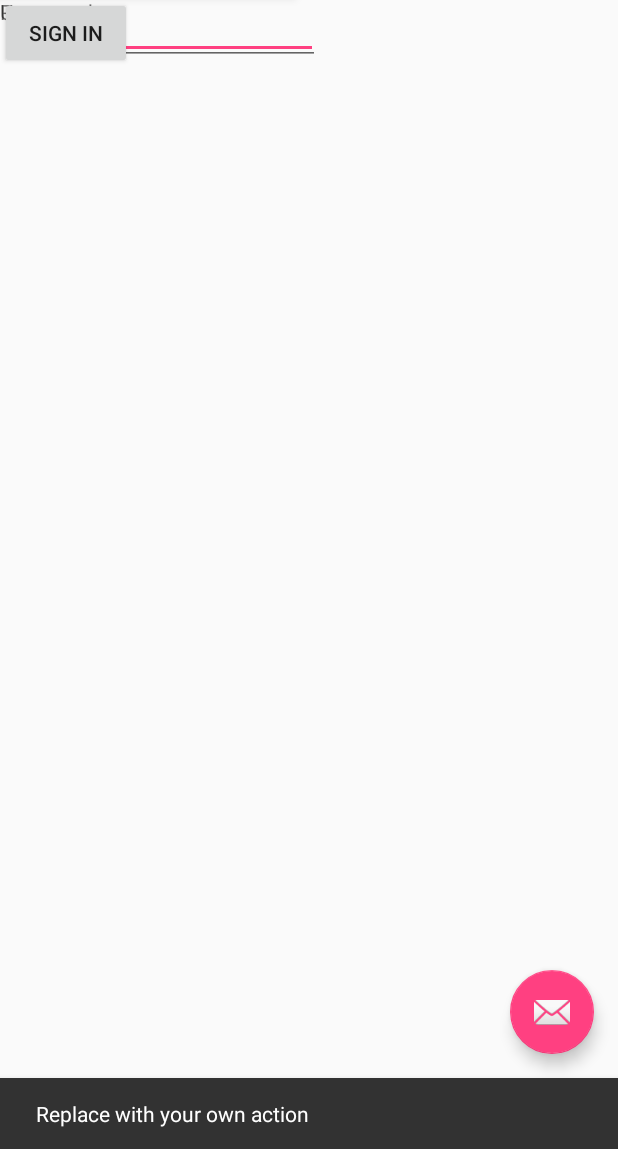
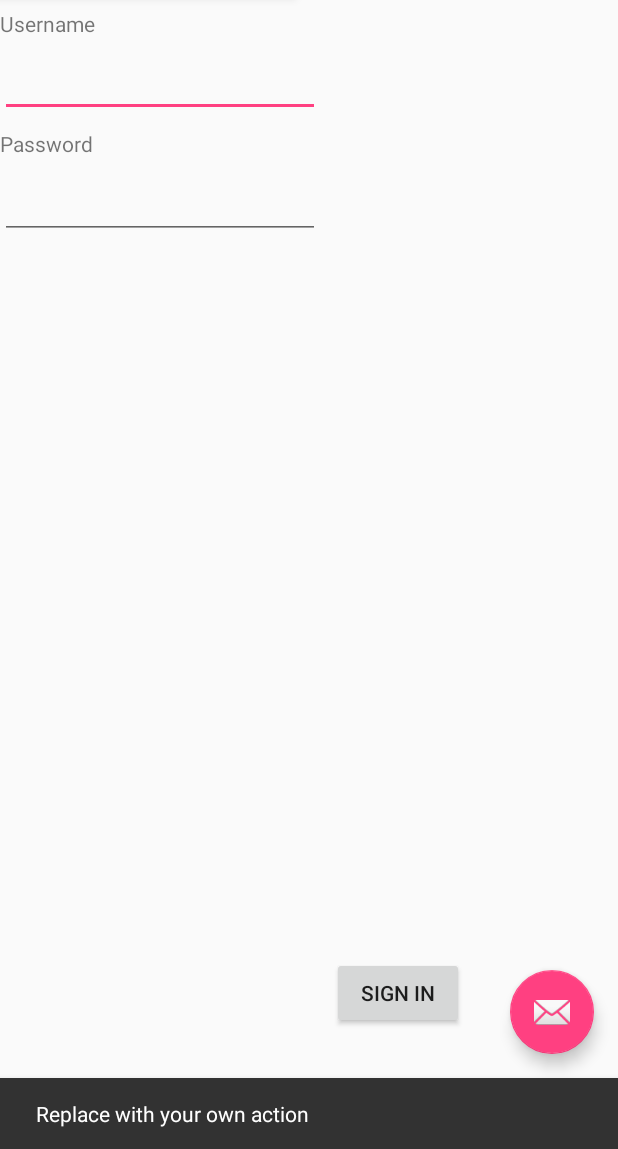
Before and after one commit to higgins-j/WheresMyStuff, an Android app: the screen it shows after launch (MainActivity), after a tap on "SIGN IN", on a phone screen of 412 x 824 dp, the part 87-1236 px from its top. Run offline under Robolectric (Android 15) with nearby library versions, the phone set to English and light mode, and no system bars; 1 other tap on this screen came first.

Commit message:
Controller and res changes. -Added functionality for sign-in button.  It now calls Login.check() to determine if entered info is correct. -Set up basic formatting in content_main.xml. It currently is not fully formatted, but is usable for testing.

```diff
--- a/app/src/main/java/edu/gatech/cs2340/wheresmystuff/controller/MainActivity.java
+++ b/app/src/main/java/edu/gatech/cs2340/wheresmystuff/controller/MainActivity.java
@@ -9,7 +9,9 @@ import android.view.Menu;
 import android.view.MenuItem;
 import android.view.View;
 import android.widget.Button;
+import android.widget.EditText;
 import edu.gatech.cs2340.wheresmystuff.R;
+import edu.gatech.cs2340.wheresmystuff.model.Login;
 
 public class MainActivity extends AppCompatActivity {
 
@@ -19,7 +21,8 @@ public class MainActivity extends AppCompatActivity {
         setContentView(R.layout.activity_main);
         Toolbar toolbar = (Toolbar) findViewById(R.id.toolbar);
         setSupportActionBar(toolbar);
-
+        final EditText usernameField = (EditText) findViewById(R.id.UsernameField);
+        final EditText passwordField = (EditText) findViewById(R.id.PasswordField);
         FloatingActionButton fab = (FloatingActionButton) findViewById(R.id.fab);
         fab.setOnClickListener(new View.OnClickListener() {
             @Override
@@ -32,8 +35,13 @@ public class MainActivity extends AppCompatActivity {
         signinbutton.setOnClickListener(new View.OnClickListener() {
             @Override
             public void onClick(View view) {
+                if (Login.check(usernameField.getText().toString(), passwordField.getText().toString())) {
+                    Snackbar.make(view, "Your password is correct", Snackbar.LENGTH_LONG)
+                            .setAction("Action", null).show();
+                }
             }
         });
+
     }
 
     @Override
--- a/app/src/main/java/edu/gatech/cs2340/wheresmystuff/model/Login.java
+++ b/app/src/main/java/edu/gatech/cs2340/wheresmystuff/model/Login.java
@@ -16,7 +16,7 @@ public class Login {
      * @param pass password entered by the user in the login screen
      * @return true if credentials are correct, false if they are incorrect
      */
-    public boolean check(String user, String pass) {
+    public static boolean check(String user, String pass) {
         return (user.equals(username) && pass.equals(password));
     }
 }
--- a/app/src/main/res/layout/content_main.xml
+++ b/app/src/main/res/layout/content_main.xml
@@ -8,48 +8,59 @@
     tools:context="edu.gatech.cs2340.wheresmystuff.controller.MainActivity"
     tools:showIn="@layout/activity_main">
 
+    <LinearLayout
+        android:id="@+id/linearLayout"
+        android:layout_width="0dp"
+        android:layout_height="439dp"
+        android:orientation="vertical"
+        android:weightSum="1"
+        tools:layout_editor_absoluteX="8dp"
+        tools:layout_editor_absoluteY="8dp">
+
+        <TextView
+            android:id="@+id/textView"
+            android:layout_width="match_parent"
+            android:layout_height="20dp"
+            android:layout_marginTop="8dp"
+            android:layout_weight="0.01"
+            android:text="Username" />
+
         <EditText
             android:id="@+id/UsernameField"
-        android:layout_width="212dp"
+            android:layout_width="match_parent"
             android:layout_height="41dp"
+            android:layout_marginTop="8dp"
             android:ems="10"
             android:inputType="text"
-        tools:layout_editor_absoluteX="19dp"
-        tools:layout_editor_absoluteY="54dp" />
+            tools:layout_editor_absoluteX="19dp" />
+
+        <TextView
+            android:id="@+id/textView2"
+            android:layout_width="match_parent"
+            android:layout_height="20dp"
+            android:layout_marginTop="8dp"
+            android:text="Password"
+            tools:layout_editor_absoluteX="16dp" />
 
         <EditText
             android:id="@+id/PasswordField"
-        android:layout_width="wrap_content"
+            android:layout_width="match_parent"
             android:layout_height="wrap_content"
+            android:layout_marginTop="8dp"
             android:ems="10"
             android:inputType="textPassword"
-        tools:layout_editor_absoluteX="16dp"
-        tools:layout_editor_absoluteY="145dp" />
-
-    <TextView
-        android:id="@+id/textView"
-        android:layout_width="216dp"
-        android:layout_height="21dp"
-        android:layout_marginBottom="7dp"
-        android:layout_marginTop="8dp"
-        android:text="Username"
             tools:layout_editor_absoluteX="16dp" />
-
-    <TextView
-        android:id="@+id/textView2"
-        android:layout_width="212dp"
-        android:layout_height="20dp"
-        android:layout_marginBottom="8dp"
-        android:layout_marginTop="8dp"
-        android:text="Password"
-        tools:layout_editor_absoluteX="19dp" />
+    </LinearLayout>
 
     <Button
         android:id="@+id/signinbutton"
         android:layout_width="wrap_content"
         android:layout_height="wrap_content"
-        android:layout_marginTop="34dp"
+        android:layout_marginBottom="80dp"
+        android:layout_marginLeft="23dp"
+        android:layout_marginStart="8dp"
         android:text="Sign In"
-        tools:layout_editor_absoluteX="215dp" />
+        app:layout_constraintBottom_toBottomOf="parent"
+        app:layout_constraintLeft_toRightOf="@+id/linearLayout" />
 
 </android.support.constraint.ConstraintLayout>
```
Lines whose indentation alone changed are shown as unchanged.
